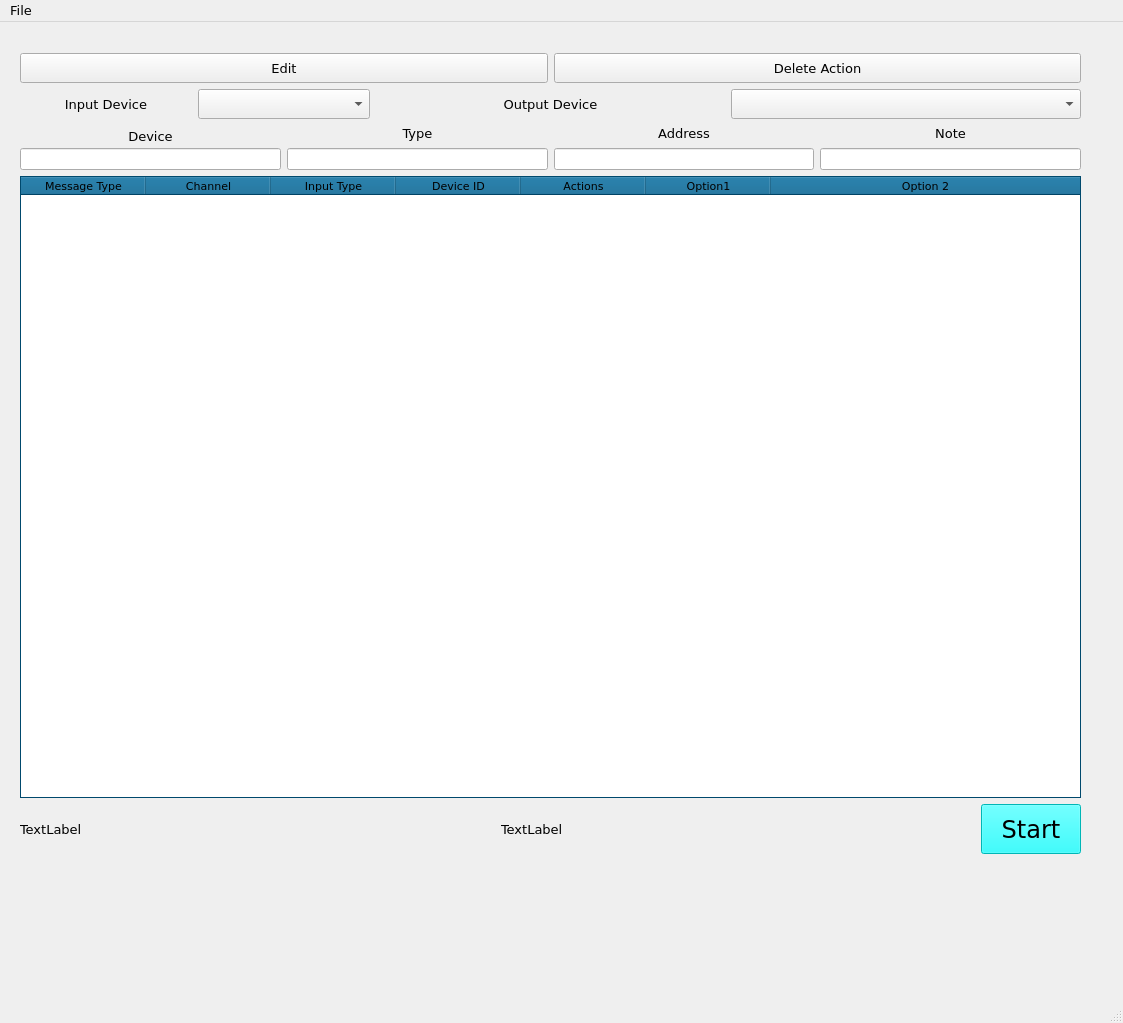
The window that qtOBSMIDI.ui (cpyarger/Midi2OBS-Configurator) describes before a commit, drawn with Qt 5.
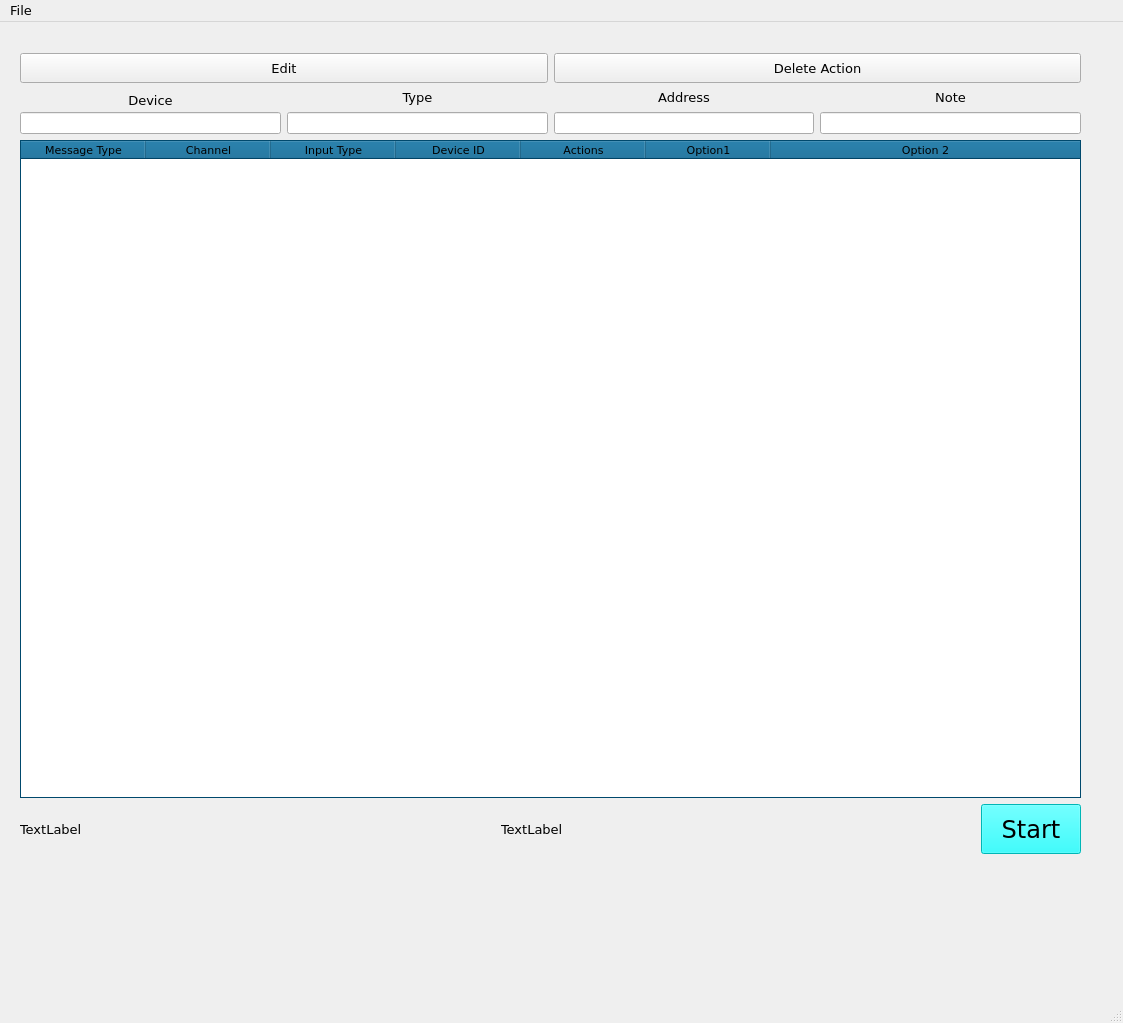
The same window after the commit. Icons and pictures are not drawn.

Commit message: Cleanup, Work on parser/formatter

```diff
--- a/qtOBSMIDI.ui
+++ b/qtOBSMIDI.ui
@@ -88,133 +88,7 @@
      <property name="bottomMargin">
       <number>20</number>
      </property>
-     <item row="1" column="0">
-      <layout class="QHBoxLayout" name="horizontalLayout_4">
-       <item>
-        <layout class="QHBoxLayout" name="horizontalLayout_3">
-         <item>
-          <widget class="QLabel" name="label_3">
-           <property name="sizePolicy">
-            <sizepolicy hsizetype="MinimumExpanding" vsizetype="MinimumExpanding">
-             <horstretch>0</horstretch>
-             <verstretch>0</verstretch>
-            </sizepolicy>
-           </property>
-           <property name="minimumSize">
-            <size>
-             <width>128</width>
-             <height>30</height>
-            </size>
-           </property>
-           <property name="baseSize">
-            <size>
-             <width>0</width>
-             <height>30</height>
-            </size>
-           </property>
-           <property name="autoFillBackground">
-            <bool>true</bool>
-           </property>
-           <property name="text">
-            <string>Input Device</string>
-           </property>
-           <property name="alignment">
-            <set>Qt::AlignCenter</set>
-           </property>
-          </widget>
-         </item>
-         <item>
-          <widget class="QComboBox" name="Combo_InputDevices">
-           <property name="sizePolicy">
-            <sizepolicy hsizetype="MinimumExpanding" vsizetype="MinimumExpanding">
-             <horstretch>0</horstretch>
-             <verstretch>0</verstretch>
-            </sizepolicy>
-           </property>
-           <property name="minimumSize">
-            <size>
-             <width>128</width>
-             <height>30</height>
-            </size>
-           </property>
-           <property name="baseSize">
-            <size>
-             <width>0</width>
-             <height>30</height>
-            </size>
-           </property>
-           <property name="font">
-            <font>
-             <family>Verdana</family>
-             <pointsize>8</pointsize>
-            </font>
-           </property>
-          </widget>
-         </item>
-        </layout>
-       </item>
-       <item>
-        <widget class="QLabel" name="label">
-         <property name="sizePolicy">
-          <sizepolicy hsizetype="MinimumExpanding" vsizetype="MinimumExpanding">
-           <horstretch>0</horstretch>
-           <verstretch>0</verstretch>
-          </sizepolicy>
-         </property>
-         <property name="minimumSize">
-          <size>
-           <width>128</width>
-           <height>30</height>
-          </size>
-         </property>
-         <property name="baseSize">
-          <size>
-           <width>0</width>
-           <height>30</height>
-          </size>
-         </property>
-         <property name="autoFillBackground">
-          <bool>true</bool>
-         </property>
-         <property name="text">
-          <string>Output Device</string>
-         </property>
-         <property name="alignment">
-          <set>Qt::AlignCenter</set>
-         </property>
-        </widget>
-       </item>
-       <item>
-        <widget class="QComboBox" name="Combo_OutputDevices">
-         <property name="sizePolicy">
-          <sizepolicy hsizetype="MinimumExpanding" vsizetype="MinimumExpanding">
-           <horstretch>0</horstretch>
-           <verstretch>0</verstretch>
-          </sizepolicy>
-         </property>
-         <property name="minimumSize">
-          <size>
-           <width>128</width>
-           <height>30</height>
-          </size>
-         </property>
-         <property name="baseSize">
-          <size>
-           <width>0</width>
-           <height>30</height>
-          </size>
-         </property>
-         <property name="font">
-          <font>
-           <family>Verdana</family>
-           <pointsize>8</pointsize>
-          </font>
-         </property>
-        </widget>
-       </item>
-      </layout>
-     </item>
-     <item row="7" column="0">
+     <item row="6" column="0">
       <layout class="QHBoxLayout" name="horizontalLayout">
        <item>
         <widget class="QLabel" name="testlabel2">
@@ -698,7 +572,7 @@
        </item>
       </layout>
      </item>
-     <item row="3" column="0">
+     <item row="2" column="0">
       <widget class="QTableWidget" name="list_action">
        <property name="sizePolicy">
         <sizepolicy hsizetype="MinimumExpanding" vsizetype="MinimumExpanding">
@@ -1284,7 +1158,7 @@
        </item>
       </layout>
      </item>
-     <item row="2" column="0">
+     <item row="1" column="0">
       <layout class="QHBoxLayout" name="horizontalLayout_2">
        <property name="sizeConstraint">
         <enum>QLayout::SetDefaultConstraint</enum>
```
The commit also changes 2 other files.
